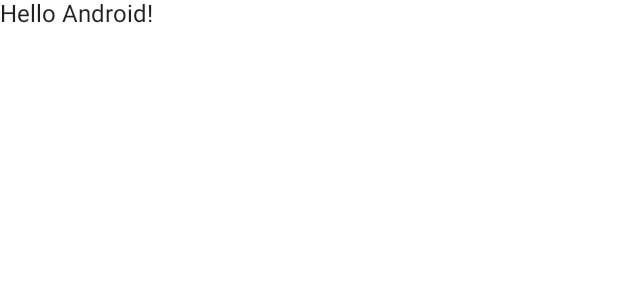
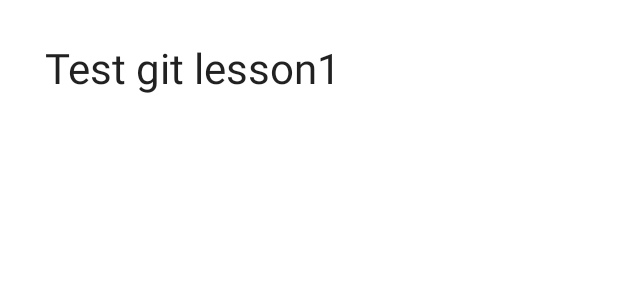
Before and after one commit to AndrewPod1968/MyCompouse, an Android app built with Jetpack Compose: the @Preview function DefaultPreview, on a phone screen of 412 x 824 dp. Shown: the top 300 px of the screen. Run offline under Robolectric (Android 15) with nearby library versions, the phone set to English and light mode, and no system bars.

Commit message:
3 commit

```diff
--- a/app/src/main/java/ru/andkaz/mycomposefm/MainActivity.kt
+++ b/app/src/main/java/ru/andkaz/mycomposefm/MainActivity.kt
@@ -4,12 +4,15 @@ import android.os.Bundle
 import androidx.activity.ComponentActivity
 import androidx.activity.compose.setContent
 import androidx.compose.foundation.layout.fillMaxSize
+import androidx.compose.foundation.layout.padding
 import androidx.compose.material.MaterialTheme
 import androidx.compose.material.Surface
 import androidx.compose.material.Text
 import androidx.compose.runtime.Composable
 import androidx.compose.ui.Modifier
 import androidx.compose.ui.tooling.preview.Preview
+import androidx.compose.ui.unit.dp
+import androidx.compose.ui.unit.sp
 import ru.andkaz.mycomposefm.ui.theme.MyComposeFMTheme
 
 class MainActivity : ComponentActivity() {
@@ -31,7 +34,7 @@ class MainActivity : ComponentActivity() {
 
 @Composable
 fun Greeting(name: String) {
-    Text(text = "Hello $name!")
+    Text(text = "Test git lesson1",Modifier.padding(30.dp), fontSize = 28.sp)
 }
 
 @Preview(showBackground = true)
```
